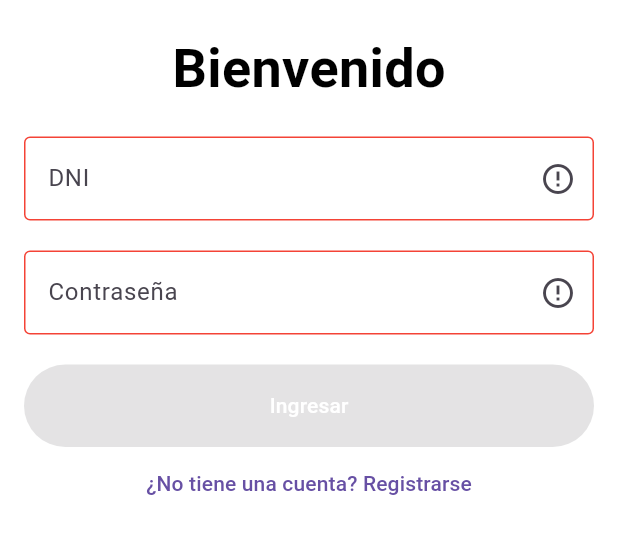
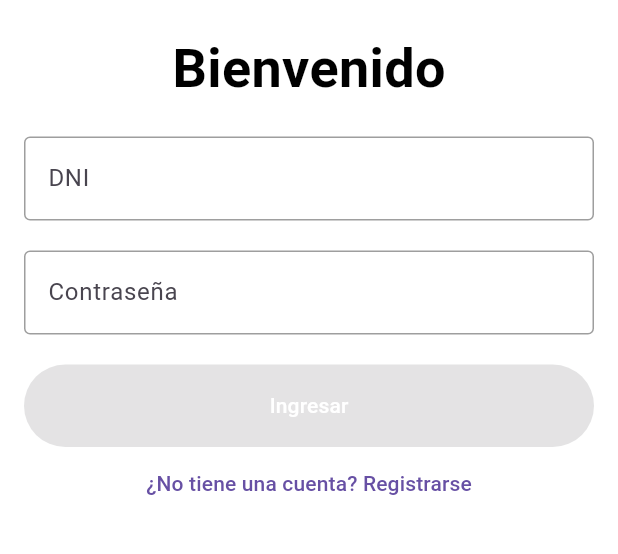
Before and after one commit to PteriScope/PteriScope-Frontend, a Flutter app: the screen it shows after launch, on a phone screen of 412 x 824 dp, the part 396-950 px from its top. Run offline on Flutter 3.47's test engine with Material 3 defaults, Android fonts, the phone set to English and light mode, and no system bars; our stand-ins replace camera, shared_preferences.

```diff
--- a/lib/widgets/pteriscope_text_field.dart
+++ b/lib/widgets/pteriscope_text_field.dart
@@ -24,24 +24,19 @@ class PteriscopeTextField extends StatelessWidget {
       controller: controller,
       decoration: InputDecoration(
         labelText: hintText,
-        enabledBorder: isValid // Cambia el borde según la validez del campo
+        enabledBorder: (controller.text.isEmpty || isValid)
             ? const OutlineInputBorder(borderSide: BorderSide(color: Colors.grey))
-            : const OutlineInputBorder(borderSide: BorderSide(color: Colors.red)), // Si no es válido, muestra el borde rojo
+            : const OutlineInputBorder(borderSide: BorderSide(color: Colors.red)),
         focusedBorder: const OutlineInputBorder(borderSide: BorderSide(color: AppConstants.primaryColor)),
         errorBorder: const OutlineInputBorder(borderSide: BorderSide(color: Colors.red, width: 1.0)),
-        suffixIcon: !isValid // Añade un ícono de alerta si no es válido
-            ? IconButton(
-              icon: const Icon(Icons.error_outline),
-                onPressed: () {
-                  // Mostrar mensaje de error
-                  ScaffoldMessenger.of(context).showSnackBar(
-                    const SnackBar(
-                      content: Text('Mensaje de error aquí'), // Personaliza el mensaje de error según el campo
-                      duration: Duration(seconds: 3),
-                    ),
-                  );
-                },
-              )
+        suffixIcon: !(controller.text.isEmpty || isValid)
+            ? const Tooltip(
+          message: 'Mensaje de error aquí', // Personaliza el mensaje de error según el campo
+          child: Icon(
+            Icons.error_outline,
+            color: Colors.red,
+          ),
+        )
             : null, // No muestra el ícono si el campo es válido
       ),
       obscureText: obscureText,
--- a/pubspec.yaml
+++ b/pubspec.yaml
@@ -47,6 +47,7 @@ dependencies:
   intl: ^0.18.1
   camera: ^0.10.5+5
   image: ^4.1.3
+  just_the_tooltip: ^0.0.12
 
 dev_dependencies:
   flutter_test:
```
Also changed, not shown: pubspec.lock.
